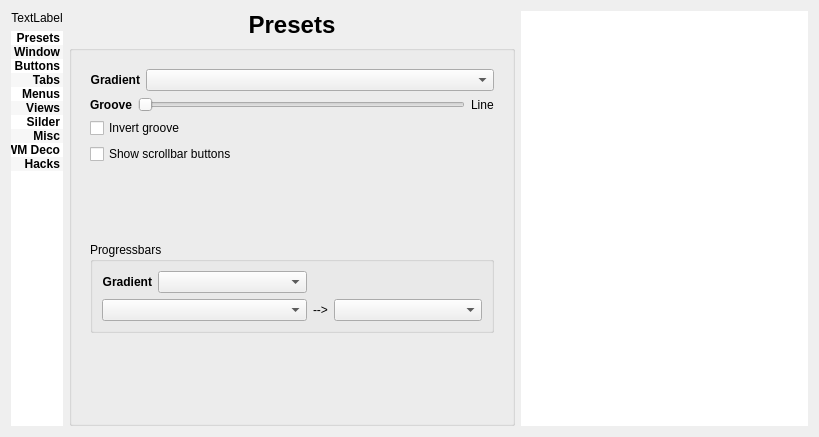
This is config/config.ui in deiv/bespin-pkg as Qt 5 draws it before an edit. The edited form follows.
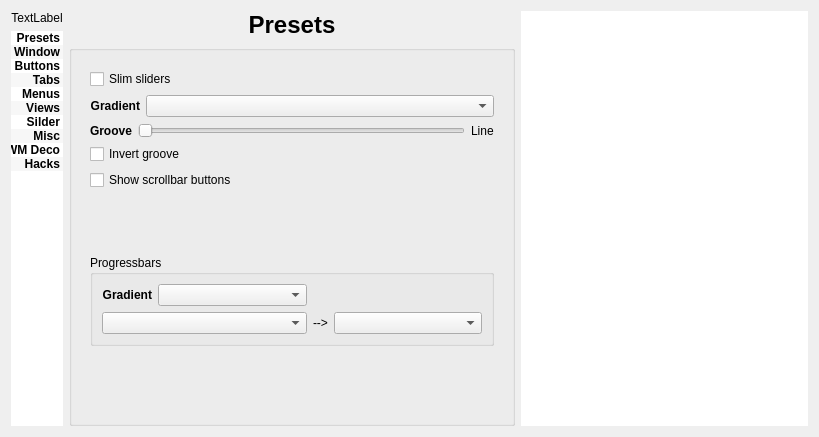
This is the edited form. The open tabs and pages were chosen to show the change.

Commit message: catch palette changes for deco, option for traditional listviews in amarok, option for slimmer and rectangular sliders

Diff of the .ui file:
```diff
--- a/config/config.ui
+++ b/config/config.ui
@@ -1733,7 +1733,7 @@
         </widget>
         <widget class="QWidget" name="Scrollbars">
          <layout class="QGridLayout" name="gridLayout_20">
-          <item row="0" column="0">
+          <item row="1" column="0">
            <layout class="QHBoxLayout">
             <item>
              <widget class="QLabel" name="label_18">
@@ -1763,7 +1763,7 @@
             </item>
            </layout>
           </item>
-          <item row="1" column="0">
+          <item row="2" column="0">
            <layout class="QHBoxLayout" name="horizontalLayout_3">
             <item>
              <widget class="QLabel" name="label_42">
@@ -1803,14 +1803,14 @@
             </item>
            </layout>
           </item>
-          <item row="3" column="0">
+          <item row="4" column="0">
            <widget class="QCheckBox" name="showScrollButtons">
             <property name="text">
              <string>Show scrollbar buttons</string>
             </property>
            </widget>
           </item>
-          <item row="4" column="0">
+          <item row="5" column="0">
            <spacer name="verticalSpacer_2">
             <property name="orientation">
              <enum>Qt::Vertical</enum>
@@ -1823,7 +1823,7 @@
             </property>
            </spacer>
           </item>
-          <item row="5" column="0">
+          <item row="6" column="0">
            <widget class="QGroupBox" name="groupBox_4">
             <property name="title">
              <string>Progressbars</string>
@@ -1885,7 +1885,7 @@
             </layout>
            </widget>
           </item>
-          <item row="6" column="0">
+          <item row="7" column="0">
            <spacer name="verticalSpacer_6">
             <property name="orientation">
              <enum>Qt::Vertical</enum>
@@ -1898,13 +1898,20 @@
             </property>
            </spacer>
           </item>
-          <item row="2" column="0">
+          <item row="3" column="0">
            <widget class="QCheckBox" name="invertGroove">
             <property name="text">
              <string>Invert groove</string>
             </property>
            </widget>
           </item>
+          <item row="0" column="0">
+           <widget class="QCheckBox" name="slimSlider">
+            <property name="text">
+             <string>Slim sliders</string>
+            </property>
+           </widget>
+          </item>
          </layout>
         </widget>
         <widget class="QWidget" name="Misc">
```
Left out of the diff: 9 changed lines with no effect on the pictures. The commit also changes 8 other files.
